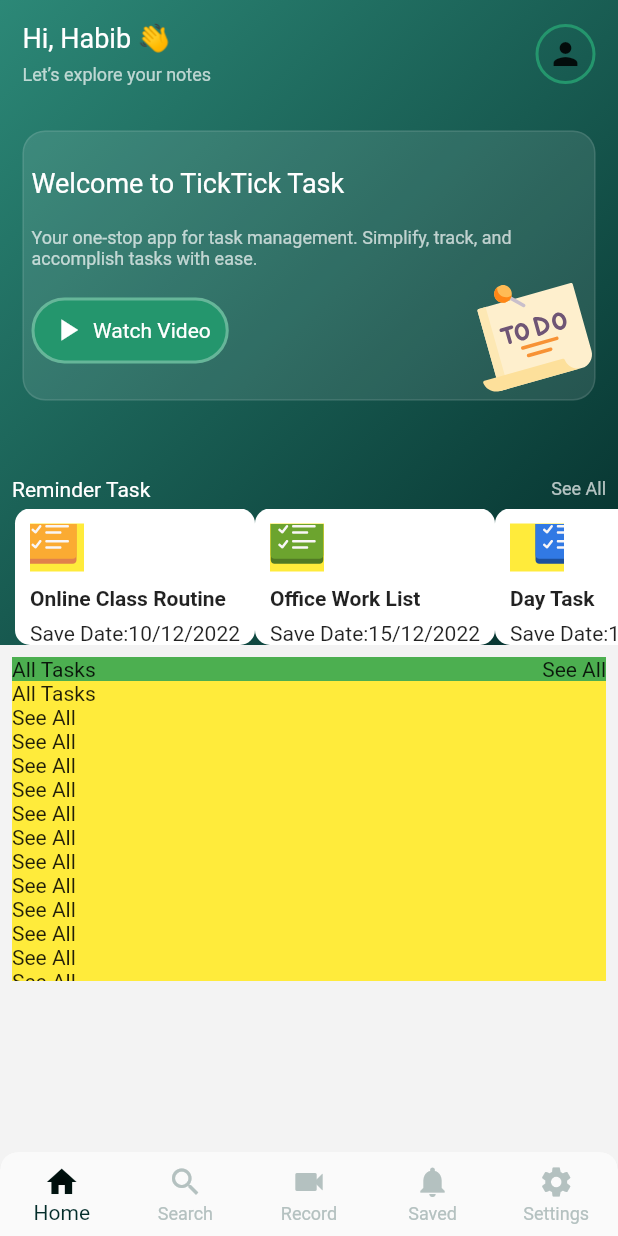
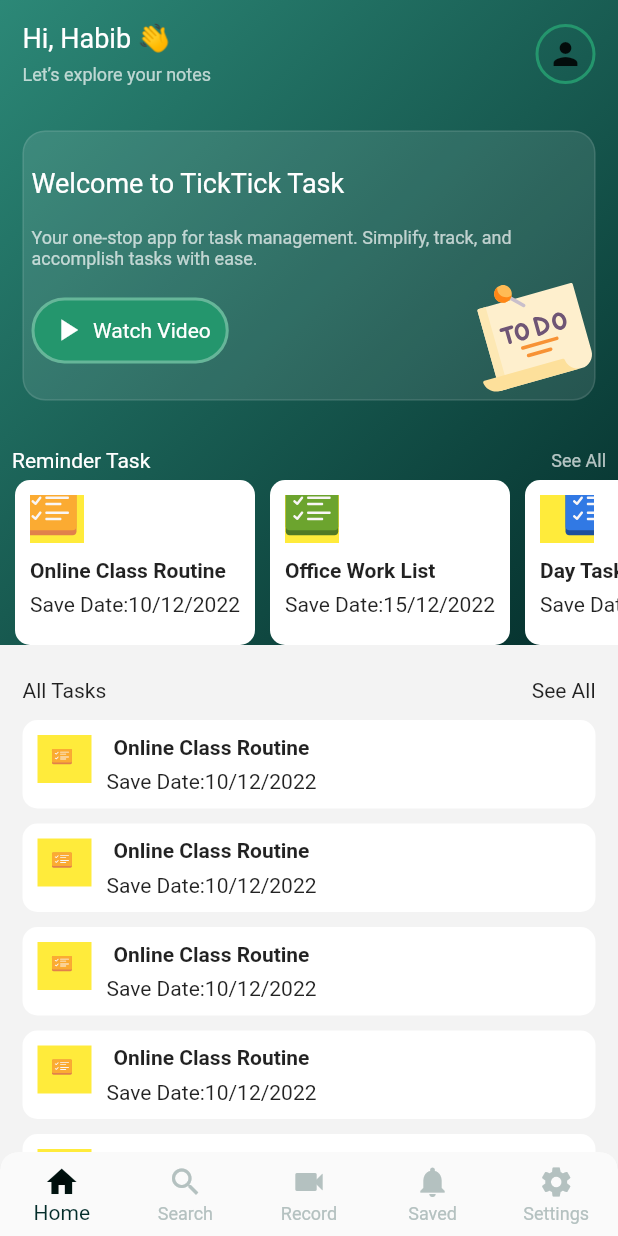
Before and after one commit to sakib556/Task-Management-App, a Flutter app: the screen it shows after launch, on a phone screen of 412 x 824 dp. Run offline on Flutter 3.47's test engine with Material 2 defaults, Android fonts, the phone set to English and light mode, and no system bars; our stand-ins replace flutter_svg.

Commit message:
All task section

```diff
--- a/lib/constant/colors.dart
+++ b/lib/constant/colors.dart
@@ -10,3 +10,6 @@ Color onBackgroundColor(BuildContext context){
 //  }
 const backgroundColor = Color(0xffF3F3F3);
 const primaryColor = Color(0xff042E2B);
+const whiteColor = Colors.white;
+const greyColor = Color(0xffB2FFFFFF);
+const deepGreyColor = Color(0xff1AFFFFFF);
--- a/lib/views/custom_widgets/reminder_card.dart
+++ b/lib/views/custom_widgets/reminder_card.dart
@@ -44,7 +44,7 @@ class ReminderCard extends StatelessWidget {
                   ),
                 ),
               ),
-              SizedBox(height: 10,),
+              const SizedBox(height: 10,),
               Text(
                 title,
                 style: const TextStyle(
@@ -52,7 +52,7 @@ class ReminderCard extends StatelessWidget {
                   // fontSize: 18,
                 ),
               ),
-              SizedBox(height: 7,),
+              const SizedBox(height: 7,),
               Row(
                 children: [
                   const Text("Save Date:"),
@@ -66,3 +66,72 @@ class ReminderCard extends StatelessWidget {
     );
   }
 }
+
+class AllTaskCard extends StatelessWidget {
+  final VoidCallback onTap;
+  final String logo;
+  final String title;
+  final String date;
+
+  const AllTaskCard(
+      {super.key,
+      required this.onTap,
+      required this.logo,
+      required this.title,
+      required this.date});
+
+  @override
+  Widget build(BuildContext context) {
+    return GestureDetector(
+      onTap: () {
+        onTap();
+      },
+      child: Container(
+
+        decoration: BoxDecoration(
+          color: Colors.white,
+          borderRadius: BorderRadius.circular(10),
+        ),
+        child: Padding(
+          padding: const EdgeInsets.all(10.0),
+          child: Row(
+            mainAxisSize: MainAxisSize.min,
+            crossAxisAlignment: CrossAxisAlignment.start,
+            //  mainAxisAlignment: MainAxisAlignment.spaceEvenly,
+            children: [
+              Container(
+                color: Colors.yellow,
+                height: 32,
+                width: 36,
+                child: SvgPicture.asset(
+                  "assets/logo/$logo.svg",
+                  fit: BoxFit.fill,
+                ),
+              ),
+              const SizedBox(width: 10,),
+              Column(
+                mainAxisAlignment: MainAxisAlignment.start,
+                children: [
+                  Text(
+                    title,
+                    style: const TextStyle(
+                      fontWeight: FontWeight.bold,
+                      // fontSize: 18,
+                    ),
+                  ),
+                  const SizedBox(height: 7,),
+                  Row(
+                    children: [
+                      const Text("Save Date:"),
+                      Text(date),
+                    ],
+                  ),
+                ],
+              ),
+            ],
+          ),
+        ),
+      ),
+    );
+  }
+}
--- a/lib/views/tab/home/all_tasks.dart
+++ b/lib/views/tab/home/all_tasks.dart
@@ -1,44 +1,33 @@
 
 import 'package:flutter/material.dart';
+import 'package:task_management_app/views/custom_widgets/reminder_card.dart';
 
 class AllTasks extends StatelessWidget {
   const AllTasks({super.key});
 
   @override
   Widget build(BuildContext context) {
-    return Container(
-      color: Colors.green,
+    return Expanded(
       child: Column(
         children: [
-          Row(
-            mainAxisAlignment: MainAxisAlignment.spaceBetween,
-            children: const [
-              Text("All Tasks"),
-              Text("See All"),
-            ],
+          Padding(
+            padding: const EdgeInsets.only(right:15.0,left: 15),
+            child: SizedBox(
+              height: 40,
+              child: Row(
+                mainAxisAlignment: MainAxisAlignment.spaceBetween,
+                children: const [
+                  Text("All Tasks"),
+                  Text("See All"),
+                ],
+              ),
+            ),
           ),
-          Container(
-            color: Colors.yellow,
-            height: 200,
+          Expanded(
             child: ListView(
-              shrinkWrap: true,
-              children: const [
-                Text("All Tasks"),
-                Text("See All"),
-                Text("See All"),
-                Text("See All"),
-                Text("See All"),
-                Text("See All"),
-                Text("See All"),
-                Text("See All"),
-                Text("See All"),
-                Text("See All"),
-                Text("See All"),
-                Text("See All"),
-                Text("See All"),
-                Text("See All"),
-                Text("See All"),
-              ],
+              padding: const EdgeInsets.only(right: 15,left: 15),
+               physics: const AlwaysScrollableScrollPhysics(),
+              children: _allTaskList
             ),
           )
 
@@ -48,3 +37,46 @@ class AllTasks extends StatelessWidget {
     );
   }
 }
+List<Widget> _allTaskList = [
+  AllTaskCard(
+      onTap: () {},
+      logo: "reminder_yellow",
+      title: "Online Class Routine",
+      date: "10/12/2022"),
+      const SizedBox(
+    height: 10,
+  ),
+  AllTaskCard(
+      onTap: () {},
+      logo: "reminder_yellow",
+      title: "Online Class Routine",
+      date: "10/12/2022"),
+      const SizedBox(
+    height: 10,
+  ),
+  AllTaskCard(
+      onTap: () {},
+      logo: "reminder_yellow",
+      title: "Online Class Routine",
+      date: "10/12/2022"),
+      const SizedBox(
+    height: 10,
+  ),
+  AllTaskCard(
+      onTap: () {},
+      logo: "reminder_yellow",
+      title: "Online Class Routine",
+      date: "10/12/2022"),
+      const SizedBox(
+    height: 10,
+  ),
+  AllTaskCard(
+      onTap: () {},
+      logo: "reminder_yellow",
+      title: "Online Class Routine",
+      date: "10/12/2022"),
+      const SizedBox(
+    height: 10,
+  ),
+
+];
--- a/lib/views/tab/home/home_screen.dart
+++ b/lib/views/tab/home/home_screen.dart
@@ -22,7 +22,10 @@ class HomeScreen extends StatelessWidget {
             ],
           ),
         ),
-        _allTasks()
+        const SizedBox(
+          height: 10,
+        ),
+        const AllTasks()
       ],
     );
   }
@@ -58,17 +61,8 @@ class HomeScreen extends StatelessWidget {
     );
   }
 
-  Widget _allTasks() {
-    return const Padding(
-      padding: EdgeInsets.all(8.0),
-      child: AllTasks(),
-    );
-  }
+
 }
-
-const whiteColor = Colors.white;
-const greyColor = Color(0xffB2FFFFFF);
-const deepGreyColor = Color(0xff1AFFFFFF);
 
 class Title extends StatelessWidget {
   const Title({super.key});
@@ -121,7 +115,7 @@ class WelcomeMessage extends StatelessWidget {
     return Container(
       height: 180,
       decoration: BoxDecoration(
-          border: Border.all(width: 1, color: Color(0xff1AFFFFFF)),
+          border: Border.all(width: 1, color: const Color(0xff1AFFFFFF)),
           borderRadius: BorderRadius.circular(15),
           color: const Color(0xff1AFFFFFF)),
       child: Stack(
--- a/lib/views/tab/home/reminder_task.dart
+++ b/lib/views/tab/home/reminder_task.dart
@@ -1,6 +1,6 @@
 import 'package:flutter/material.dart';
+import 'package:task_management_app/constant/colors.dart';
 import 'package:task_management_app/views/custom_widgets/reminder_card.dart';
-import 'package:task_management_app/views/tab/home/home_screen.dart';
 
 class ReminderTask extends StatelessWidget {
   const ReminderTask({super.key});
@@ -21,7 +21,7 @@ class ReminderTask extends StatelessWidget {
           ),
         ),
         SizedBox(
-          height: 91,
+          height: 110,
           width: MediaQuery.of(context).size.width,
           // color: Colors.brown,
           child: ListView(
@@ -29,7 +29,7 @@ class ReminderTask extends StatelessWidget {
             physics: const AlwaysScrollableScrollPhysics(),
             scrollDirection: Axis.horizontal,
             padding: const EdgeInsets.only(left: 10, right: 5),
-            children: _widgetList,
+            children: _remiderTaskList,
           ),
         ),
       ],
@@ -37,23 +37,23 @@ class ReminderTask extends StatelessWidget {
   }
 }
 
-List<Widget> _widgetList = [
+List<Widget> _remiderTaskList = [
   ReminderCard(
       onTap: () {},
       logo: "reminder_yellow",
       title: "Online Class Routine",
       date: "10/12/2022"),
-  // const SizedBox(
-  //   width: 10,
-  // ),
+  const SizedBox(
+    width: 10,
+  ),
   ReminderCard(
       onTap: () {},
       logo: "reminder_green",
       title: "Office Work List",
       date: "15/12/2022"),
-  // const SizedBox(
-  //   width: 10,
-  // ),
+  const SizedBox(
+    width: 10,
+  ),
   ReminderCard(
       onTap: () {},
       logo: "reminder_blue",
```
